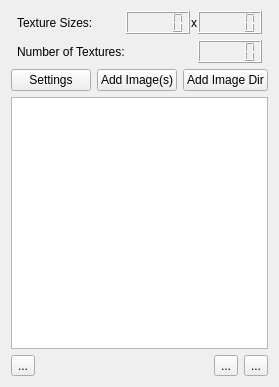
Above: DesignerTool/src/WidgetAtlasManager.ui from GameOverture/HarmonyEngine before the change. Below: the same form after it.
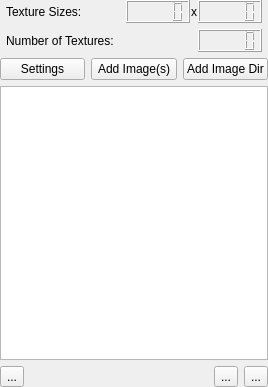
That is the form after the change. Icons and pictures are not drawn. Custom widgets are drawn as their Qt base class.

Commit message: Resizes atlas manager columns correctly upon the resizeEvent()

```diff
--- a/DesignerTool/src/WidgetAtlasManager.ui
+++ b/DesignerTool/src/WidgetAtlasManager.ui
@@ -14,6 +14,18 @@
    <string>Form</string>
   </property>
   <layout class="QVBoxLayout" name="verticalLayout">
+   <property name="leftMargin">
+    <number>0</number>
+   </property>
+   <property name="topMargin">
+    <number>0</number>
+   </property>
+   <property name="rightMargin">
+    <number>0</number>
+   </property>
+   <property name="bottomMargin">
+    <number>0</number>
+   </property>
    <item>
     <layout class="QHBoxLayout" name="horizontalLayout">
      <property name="spacing">
```
The commit also changes 4 other files.
